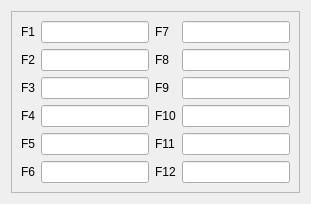
Old version of the form src/dialogs/preferences/KeyboardOptionsWidget.ui in the repository radareorg/iaito.
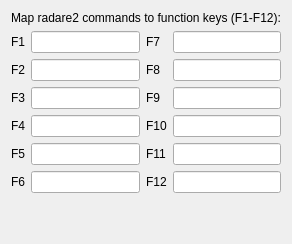
New version of the form.

What changed in the file:
```diff
--- a/src/dialogs/preferences/KeyboardOptionsWidget.ui
+++ b/src/dialogs/preferences/KeyboardOptionsWidget.ui
@@ -10,21 +10,14 @@
   </property>
   <layout class="QVBoxLayout" name="verticalLayout">
    <item>
-    <widget class="QScrollArea" name="scrollArea">
-     <property name="widgetResizable">
-      <bool>true</bool>
+    <widget class="QLabel" name="descriptionLabel">
+     <property name="text">
+      <string>Map radare2 commands to function keys (F1-F12):</string>
      </property>
-     <widget class="QWidget" name="scrollAreaWidgetContents">
-      <attribute name="geometry">
-       <rect>
-        <x>0</x>
-        <y>0</y>
-        <width>400</width>
-        <height>300</height>
-       </rect>
-      </attribute>
+    </widget>
+   </item>
+   <item>
       <layout class="QGridLayout" name="gridLayout">
-       <!-- Function key mappings: key.f1 .. key.f12 in two columns -->
        <item row="0" column="0">
         <widget class="QLabel" name="f1Label">
          <property name="text"><string>F1</string></property>
@@ -127,8 +120,19 @@
         <widget class="QLineEdit" name="f12LineEdit"/>
        </item>
       </layout>
-     </widget>
-    </widget>
+   </item>
+   <item>
+    <spacer name="verticalSpacer">
+     <property name="orientation">
+      <enum>Qt::Vertical</enum>
+     </property>
+     <property name="sizeHint" stdset="0">
+      <size>
+       <width>20</width>
+       <height>40</height>
+      </size>
+     </property>
+    </spacer>
    </item>
   </layout>
  </widget>
```
Lines whose indentation alone changed are shown as unchanged.
